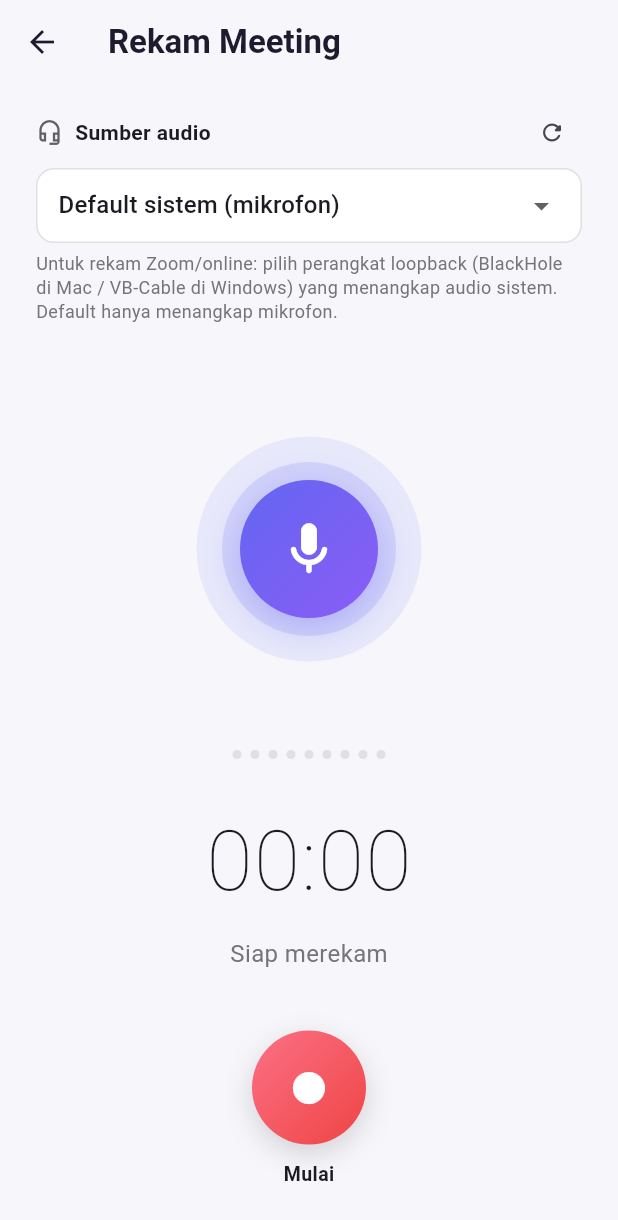
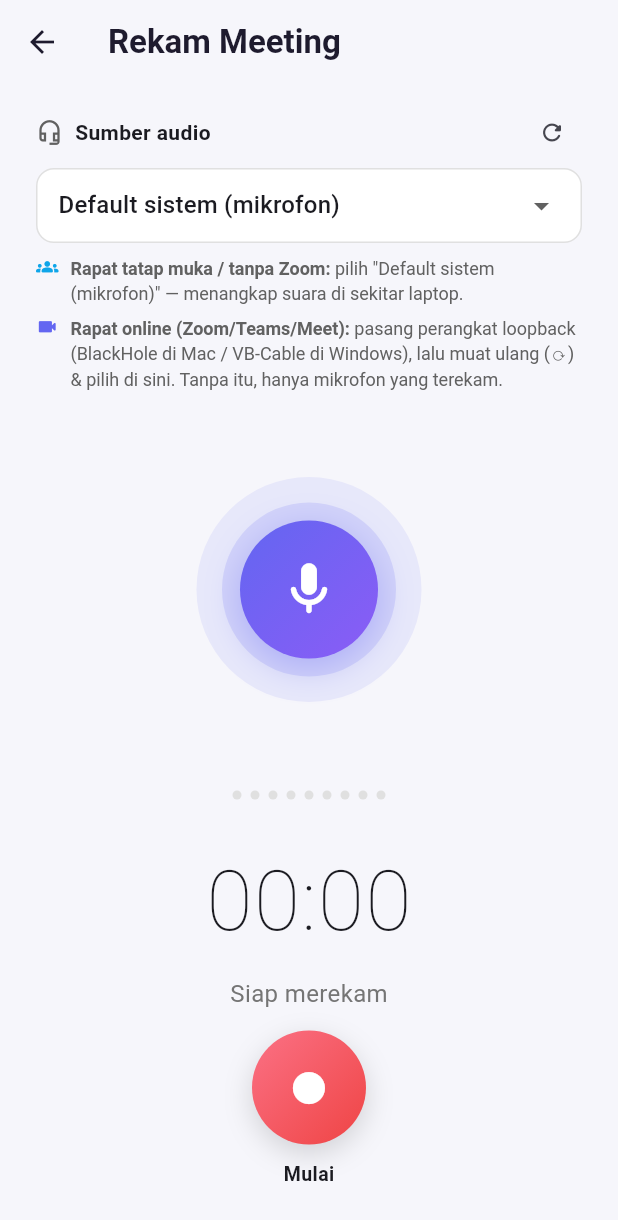
Before and after one commit to adhinugroho1711/notula, a Flutter app: the RecordScreen screen opened directly, on a phone screen of 412 x 824 dp. Shown: the top 1220 px of the screen. Run offline on Flutter 3.47's test engine with Material 3 defaults, Android fonts, the phone set to English and light mode, and no system bars; our stand-ins replace dio, share_plus, shared_preferences, sqflite, sqflite_common_ffi, wakelock_plus; missing offline and left inert: file_selector, record, window_manager; accounts and stored records are empty.

Commit message:
v1.11.2 — perjelas panduan Sumber Audio (sebut nama device & skenario)
Dropdown menandai tiap perangkat (· mikrofon / · audio sistem). Panduan per-skenario:
rapat tatap muka/tanpa Zoom → Default (mikrofon); rapat online → device loopback
(disebut namanya bila terdeteksi, mis. BlackHole 2ch).

Co-Authored-By: Claude Opus 4.8 <noreply@anthropic.com>

```diff
--- a/mobile/lib/screens/record_screen.dart
+++ b/mobile/lib/screens/record_screen.dart
@@ -174,7 +174,8 @@ class _RecordScreenState extends State<RecordScreen> {
 
   Widget _devicePicker() {
     final value = _selectedDevice?.id ?? '';
-    final loopback = _selectedDevice != null;
+    final loopback =
+        _selectedDevice != null && _isLoopback(_selectedDevice!.label);
     return Padding(
       padding: const EdgeInsets.fromLTRB(24, 12, 24, 0),
       child: Column(
@@ -210,10 +211,16 @@ class _RecordScreenState extends State<RecordScreen> {
                 value: value,
                 items: [
                   const DropdownMenuItem(
-                      value: '', child: Text('Default sistem (mikrofon)')),
+                      value: '',
+                      child: Text('Default sistem (mikrofon)',
+                          overflow: TextOverflow.ellipsis)),
                   ..._devices.map((d) => DropdownMenuItem(
                       value: d.id,
-                      child: Text(d.label, overflow: TextOverflow.ellipsis))),
+                      child: Text(
+                          _isLoopback(d.label)
+                              ? '${d.label}  ·  audio sistem'
+                              : '${d.label}  ·  mikrofon',
+                          overflow: TextOverflow.ellipsis))),
                 ],
                 onChanged: (id) => setState(() {
                   _selectedDevice = (id == null || id.isEmpty)
@@ -223,15 +230,77 @@ class _RecordScreenState extends State<RecordScreen> {
               ),
             ),
           ),
-          const SizedBox(height: 6),
-          Text(
-            loopback
-                ? 'Menangkap dari perangkat ini. Pastikan output sistem diarahkan ke sana (mis. Multi-Output Device).'
-                : 'Untuk rekam Zoom/online: pilih perangkat loopback (BlackHole di Mac / VB-Cable di Windows) yang menangkap audio sistem. Default hanya menangkap mikrofon.',
-            style: TextStyle(fontSize: 12, color: Colors.grey.shade600, height: 1.35),
-          ),
+          const SizedBox(height: 8),
+          _sourceGuide(loopback),
         ],
       ),
+    );
+  }
+
+  /// Tebak apakah sebuah perangkat adalah loopback (penangkap audio sistem).
+  bool _isLoopback(String label) {
+    final l = label.toLowerCase();
+    const keys = [
+      'blackhole', 'vb-cable', 'vb-audio', 'cable output', 'stereo mix',
+      'loopback', 'soundflower', 'voicemeeter', 'aggregate', 'multi-output',
+    ];
+    return keys.any(l.contains);
+  }
+
+  /// Panduan konkret: skenario online vs tatap muka, menyebut nama device asli.
+  Widget _sourceGuide(bool loopbackSelected) {
+    // cari perangkat loopback yang terdeteksi (untuk disebut namanya)
+    final loop = _devices.where((d) => _isLoopback(d.label)).toList();
+    final loopName = loop.isNotEmpty ? '"${loop.first.label}"' : null;
+
+    Widget row(IconData ic, Color c, String title, String body) => Padding(
+          padding: const EdgeInsets.only(bottom: 6),
+          child: Row(
+            crossAxisAlignment: CrossAxisAlignment.start,
+            children: [
+              Icon(ic, size: 15, color: c),
+              const SizedBox(width: 8),
+              Expanded(
+                child: RichText(
+                  text: TextSpan(
+                    style: TextStyle(
+                        fontSize: 12, color: Colors.grey.shade700, height: 1.4),
+                    children: [
+                      TextSpan(
+                          text: '$title: ',
+                          style: const TextStyle(fontWeight: FontWeight.w700)),
+                      TextSpan(text: body),
+                    ],
+                  ),
+                ),
+              ),
+            ],
+          ),
+        );
+
+    return Column(
+      crossAxisAlignment: CrossAxisAlignment.start,
+      children: [
+        row(Icons.groups_rounded, const Color(0xFF0EA5E9),
+            'Rapat tatap muka / tanpa Zoom',
+            'pilih "Default sistem (mikrofon)" — menangkap suara di sekitar laptop.'),
+        row(Icons.videocam_rounded, AppTheme.primary, 'Rapat online (Zoom/Teams/Meet)',
+            loopName != null
+                ? 'pilih $loopName (audio sistem) agar suara semua peserta ikut terekam.'
+                : 'pasang perangkat loopback (BlackHole di Mac / VB-Cable di Windows), lalu muat ulang (⟳) & pilih di sini. Tanpa itu, hanya mikrofon yang terekam.'),
+        if (loopbackSelected)
+          Padding(
+            padding: const EdgeInsets.only(top: 2),
+            child: Text(
+              'Pastikan output suara sistem diarahkan ke perangkat ini (mis. Multi-Output Device) agar Anda tetap mendengar rapat.',
+              style: TextStyle(
+                  fontSize: 11.5,
+                  color: Colors.grey.shade500,
+                  fontStyle: FontStyle.italic,
+                  height: 1.35),
+            ),
+          ),
+      ],
     );
   }
 
--- a/mobile/pubspec.yaml
+++ b/mobile/pubspec.yaml
@@ -16,7 +16,7 @@ publish_to: 'none' # Remove this line if you wish to publish to pub.dev
 # https://developer.apple.com/library/archive/documentation/General/Reference/InfoPlistKeyReference/Articles/CoreFoundationKeys.html
 # In Windows, build-name is used as the major, minor, and patch parts
 # of the product and file versions while build-number is used as the build suffix.
-version: 1.11.1+17
+version: 1.11.2+18
 
 environment:
   sdk: ^3.12.1
```
Also changed, not shown: 2 other files.
